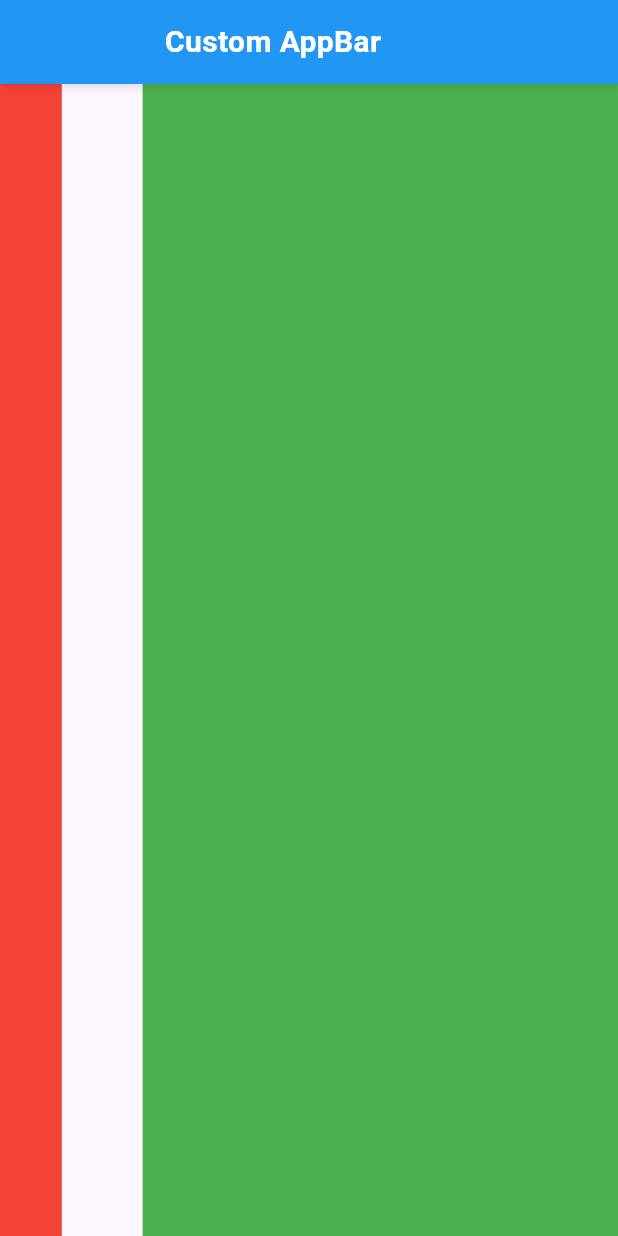
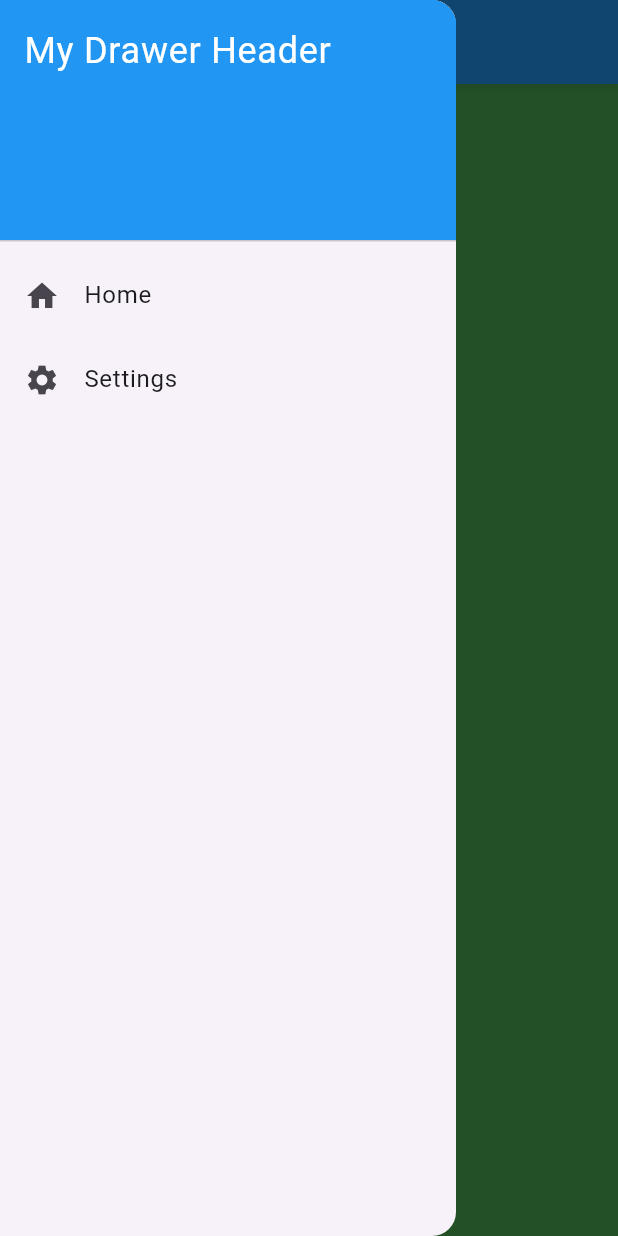
Before and after one commit to sabbirhossen0/nafstube, a Flutter app: the screen it shows after launch, in the side drawer, after a tap on "Home", on a phone screen of 412 x 824 dp. Run offline on Flutter 3.47's test engine with Material 3 defaults, Android fonts, the phone set to English and light mode, and no system bars; our stand-ins replace dio, image_picker, video_player; network calls fail.

Commit message:
initial version

```diff
--- a/lib/main.dart
+++ b/lib/main.dart
@@ -19,8 +19,39 @@ class _MyAppState extends State<MyApp> {
   Widget build(BuildContext context) {
     return MaterialApp(
       debugShowCheckedModeBanner: false,
-      home: HomePage(),
-
+      home: Scaffold(
+        drawer: Drawer(
+          child: ListView(
+            padding: EdgeInsets.zero,
+            children: <Widget>[
+              DrawerHeader(
+                decoration: BoxDecoration(color: Colors.blue),
+                child: Text(
+                  'My Drawer Header',
+                  style: TextStyle(color: Colors.white, fontSize: 24),
+                ),
+              ),
+              ListTile(
+                leading: Icon(Icons.home),
+                title: Text('Home'),
+                onTap: () {
+                  Navigator.pop(context); // Close drawer
+                  // Handle navigation
+                },
+              ),
+              ListTile(
+                leading: Icon(Icons.settings),
+                title: Text('Settings'),
+                onTap: () {
+                  Navigator.pop(context);
+                  // Handle navigation
+                },
+              ),
+            ],
+          ),
+        ),
+        body:HomePage(),
+      ),
     );
   }
 }
```
Also changed, not shown: lib/player/responsive.dart (added, +44 -0 lines).
